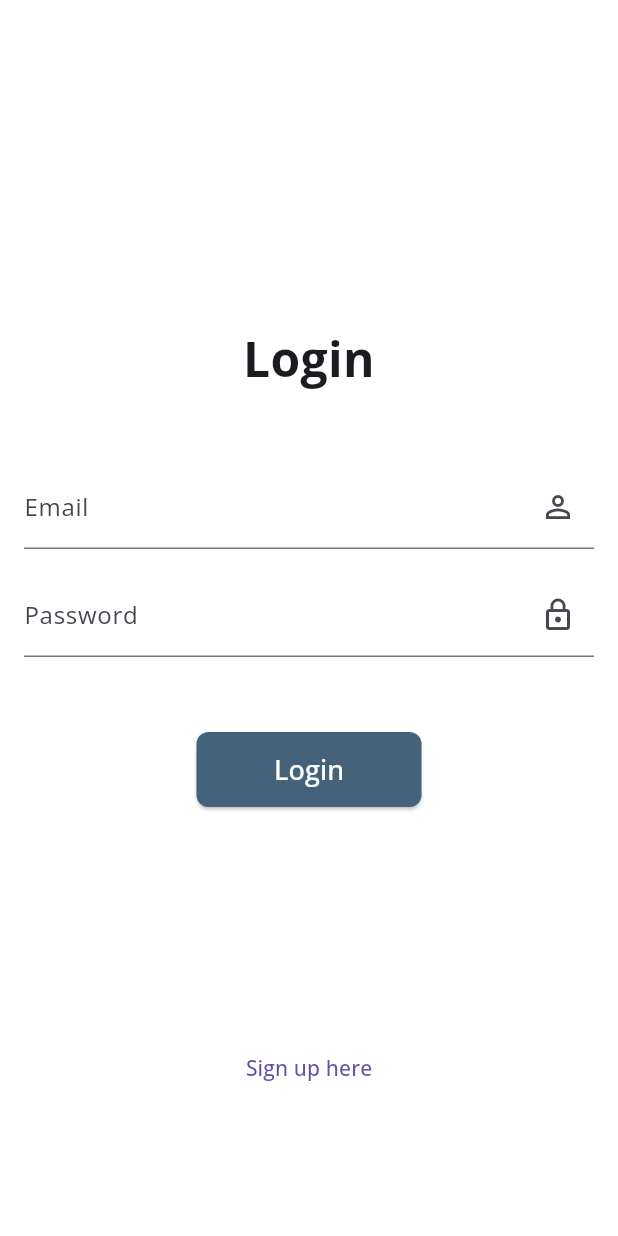
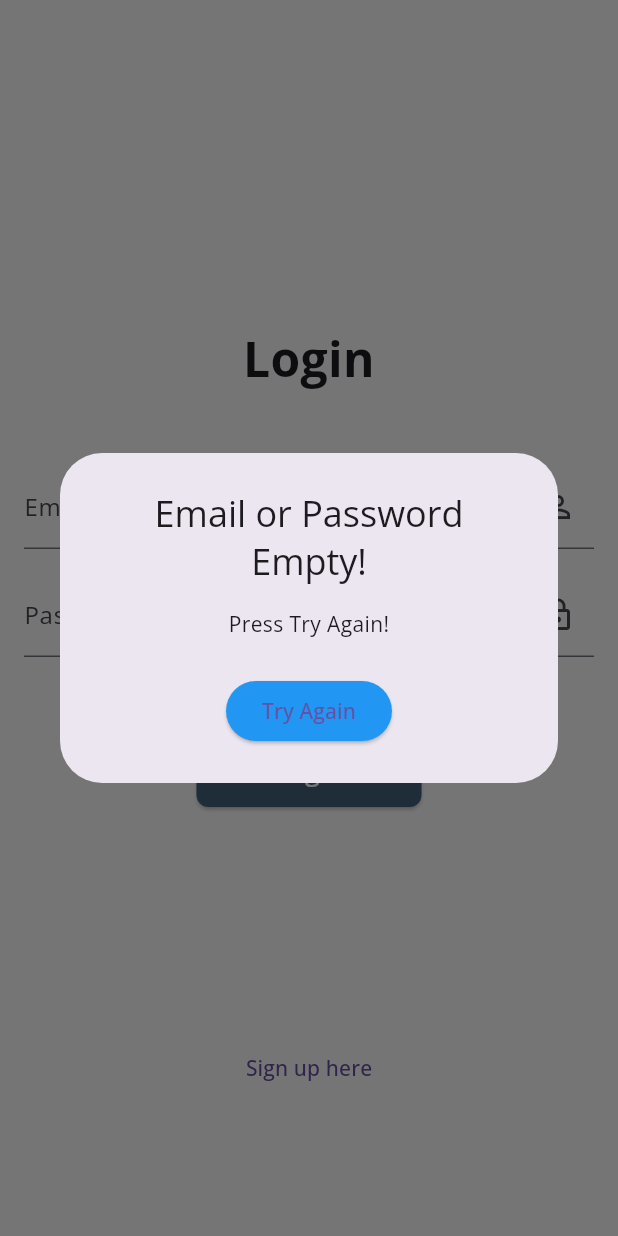
Before and after one commit to CBramming/UndineInventorySystem, a Flutter app: the screen it shows after launch, after a tap on "Login", on a phone screen of 412 x 824 dp. Run offline on Flutter 3.47's test engine with Material 3 defaults, Android fonts, the phone set to English and light mode, and no system bars; our stand-ins replace cloud_firestore, firebase_auth, firebase_core; missing offline and left inert: qr_code_scanner; accounts and stored records are empty.

Commit message:
added user error dialogs for login

```diff
--- a/undineinventorysystem/lib/screens/login_screen.dart
+++ b/undineinventorysystem/lib/screens/login_screen.dart
@@ -54,21 +54,37 @@ class LoginScreen extends StatelessWidget {
 
     if (email.isEmpty || password.isEmpty) {
       print('Email or password is empty'); // Debugging
+       showDialog(
+          context: context,
+          builder: (BuildContext context) {
+            return const PasswordOrEmailEmptyDialog();
+          },
+        );
       // TODO: Handle empty fields, show an error message, etc.
       return;
     }
 
     try {
-      User? user =
-          await AuthService().signInWithEmailAndPassword(email, password);
+      User? user = await AuthService().signInWithEmailAndPassword(email, password);
       print('Firebase Auth Response User: $user'); // Debugging
 
       if (user != null) {
-        Navigator.of(context).push(
-            MaterialPageRoute(builder: (context) => const QRScannerScreen()));
-      } else {
+        // ignore: use_build_context_synchronously
+        Navigator.of(context).push(MaterialPageRoute(builder: (context) => const QRScannerScreen()));
+      }
+      else {
         print('User is null after sign in attempt'); // Debugging
         // TODO: Handle null user (not signed in), show an error message
+        // Display the PasswordOrEmailWrongDialog when login fails
+        // ignore: use_build_context_synchronously
+        showDialog(
+          context: context,
+          builder: (BuildContext context) {
+            return const PasswordOrEmailWrongDialog();
+          },
+        );
+        emailController.clear();
+        passwordController.clear();
       }
     } catch (e) {
       print('Sign in error: $e'); // Debugging
--- a/undineinventorysystem/lib/widgets/login_widgets/login_screen_widgets.dart
+++ b/undineinventorysystem/lib/widgets/login_widgets/login_screen_widgets.dart
@@ -70,7 +70,6 @@ class LoginButton extends StatelessWidget {
         child: const Text(
           'Login',
           style: TextStyle(fontSize: 18, color: Colors.white),
-
         ),
       ),
     );
@@ -90,3 +89,56 @@ class SignUpPrompt extends StatelessWidget {
     );
   }
 }
+
+class PasswordOrEmailWrongDialog extends StatelessWidget {
+  const PasswordOrEmailWrongDialog({Key? key}) : super(key: key);
+
+  @override
+  Widget build(BuildContext context) {
+    return AlertDialog(
+      title: const Text('Wrong Email or Password!', textAlign: TextAlign.center,),
+      content: const Text('Press Try Again!', textAlign: TextAlign.center),
+      actions: <Widget>[
+        Align(
+          alignment: Alignment.center,
+          child: ElevatedButton(
+            onPressed: () {
+              Navigator.of(context).pop();
+            },
+            style: ElevatedButton.styleFrom(
+              backgroundColor: Colors.blue,
+            ),
+            child: const Text('Try Again'),
+          ),
+        ),
+      ],
+    );
+  }
+}
+
+class PasswordOrEmailEmptyDialog extends StatelessWidget {
+  const PasswordOrEmailEmptyDialog({Key? key}) : super(key: key);
+
+  @override
+  Widget build(BuildContext context) {
+    return AlertDialog(
+      title: const Text('Email or Password Empty!', textAlign: TextAlign.center,),
+      content: const Text('Press Try Again!', textAlign: TextAlign.center),
+      actions: <Widget>[
+        Align(
+          alignment: Alignment.center,
+          child: ElevatedButton(
+            onPressed: () {
+              Navigator.of(context).pop();
+              // You can trigger FIAM event here if needed
+            },
+            style: ElevatedButton.styleFrom(
+              backgroundColor: Colors.blue,
+            ),
+            child: const Text('Try Again'),
+          ),
+        ),
+      ],
+    );
+  }
+}
--- a/undineinventorysystem/pubspec.yaml
+++ b/undineinventorysystem/pubspec.yaml
@@ -39,6 +39,7 @@ dependencies:
   firebase_auth: ^4.14.1
   cloud_firestore: ^4.13.2
   qr_code_scanner: ^1.0.1
+  firebase_in_app_messaging: ^0.7.4+8
 
 dev_dependencies:
   flutter_test:
```
Also changed, not shown: undineinventorysystem/pubspec.lock, 1 other file.
